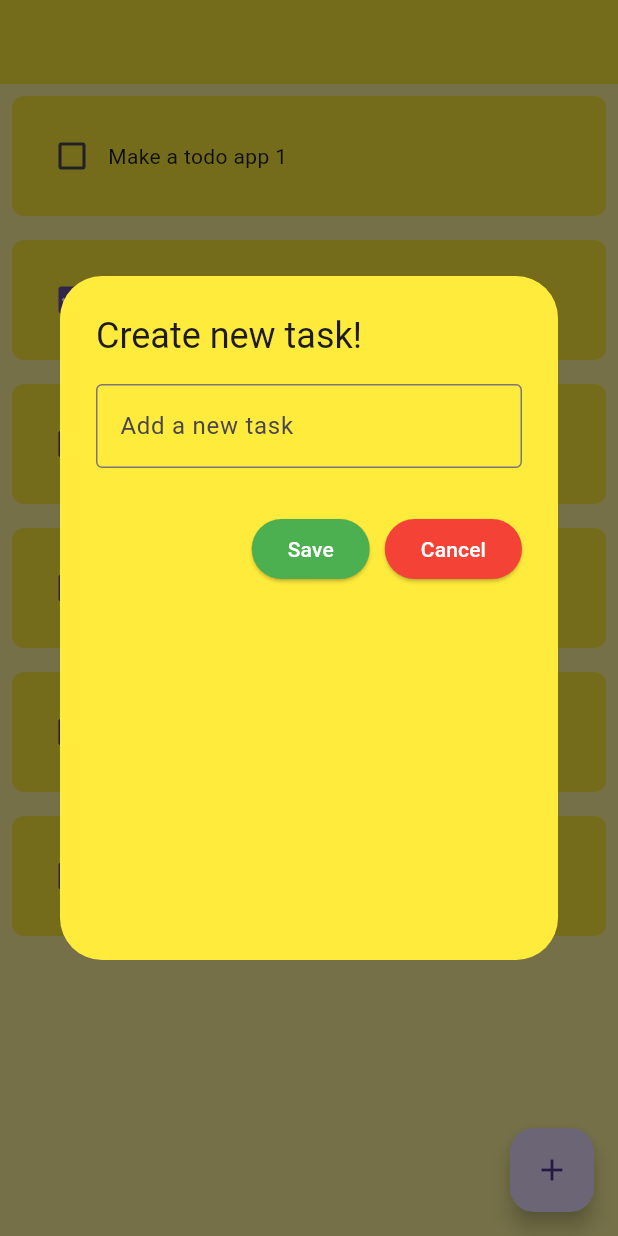
After one commit to DinhKhacDien0903/Lean-Flutter, a Flutter app: the screen it shows after launch, after a tap on the "add" icon, on a phone screen of 412 x 824 dp. The commit adds this screen. Run offline on Flutter 3.47's test engine with Material 3 defaults, Android fonts, the phone set to English and light mode, and no system bars.

Commit message:
add and cancel item

```diff
--- a/flutter_tutorial/lib/pages/home_page.dart
+++ b/flutter_tutorial/lib/pages/home_page.dart
@@ -1,4 +1,5 @@
 import 'package:flutter/material.dart';
+import 'package:flutter_tutorial/utils/dialog_box.dart';
 import 'package:flutter_tutorial/utils/todoTile.dart';
 
 class HomePage extends StatefulWidget {
@@ -12,9 +13,9 @@ class _HomePageState extends State<HomePage> {
   List todoList = [
     ["Make a todo app 1", false],
     ["Make a todo app 2", true],
-    ["Make a todo app 3", true],
+    ["Make a todo app 3", false],
     ["Make a todo app 4", true],
-    ["Make a todo app 5", true],
+    ["Make a todo app 5", false],
     ["Make a todo app 6", true],
   ];
 
@@ -24,11 +25,41 @@ class _HomePageState extends State<HomePage> {
     });
   }
 
+  TextEditingController textController = TextEditingController();
+
+  void onSave() {
+    setState(() {
+      todoList.add([textController.text, false]);
+      textController.clear();
+      Navigator.of(context).pop();
+    });
+  }
+
+  void onCancel() {
+    textController.clear();
+    Navigator.of(context).pop();
+  }
+
+  void createNewTask() {
+    showDialog(
+      context: context,
+      builder: (context) => DialogBox(
+        controller: textController,
+        onSave: onSave,
+        onCancel: onCancel,
+      ),
+    );
+  }
+
   @override
   Widget build(BuildContext context) {
     return Scaffold(
       backgroundColor: Colors.yellow[200],
       appBar: AppBar(),
+      floatingActionButton: FloatingActionButton(
+        onPressed: () => createNewTask(),
+        child: Icon(Icons.add),
+      ),
       body: ListView.builder(
         itemCount: todoList.length,
         itemBuilder: (context, index) {
--- /dev/null
+++ b/flutter_tutorial/lib/utils/dialog_box.dart
@@ -0,0 +1,57 @@
+import 'package:flutter/material.dart';
+import 'package:flutter_tutorial/utils/my_button.dart';
+
+class DialogBox extends StatelessWidget {
+  final TextEditingController controller;
+  final VoidCallback onSave;
+  final VoidCallback onCancel;
+  DialogBox({
+    super.key,
+    required this.controller,
+    required this.onSave,
+    required this.onCancel,
+  });
+
+  @override
+  Widget build(BuildContext context) {
+    return AlertDialog(
+      title: Text("Create new task!"),
+      backgroundColor: Colors.yellow,
+      content: Container(
+        height: 360,
+        width: 300,
+        child: Column(
+          spacing: 30,
+          children: [
+            TextField(
+              controller: controller,
+              decoration: InputDecoration(
+                border: OutlineInputBorder(),
+                hintText: "Add a new task",
+              ),
+            ),
+            Row(
+              spacing: 10,
+              mainAxisAlignment: MainAxisAlignment.end,
+              children: [
+                MyButton(
+                  displayText: "Save",
+                  onPressed: onSave,
+                  backgroundColor: Colors.green,
+                  textColor: Colors.white,
+                ),
+
+                MyButton(
+                  displayText: "Cancel",
+                  onPressed: onCancel,
+                  backgroundColor: Colors.red,
+                  textColor: Colors.white,
+                ),
+              ],
+            ),
+          ],
+        ),
+      ),
+    );
+  }
+}
--- /dev/null
+++ b/flutter_tutorial/lib/utils/my_button.dart
@@ -0,0 +1,25 @@
+import 'package:flutter/material.dart';
+
+class MyButton extends StatelessWidget {
+  final String displayText;
+  final VoidCallback onPressed;
+  final Color? backgroundColor;
+  final Color? textColor;
+
+  const MyButton({
+    super.key,
+    required this.displayText,
+    required this.onPressed,
+    this.backgroundColor,
+    this.textColor,
+  });
+
+  @override
+  Widget build(BuildContext context) {
+    return ElevatedButton(
+      onPressed: onPressed,
+      style: ElevatedButton.styleFrom(backgroundColor: backgroundColor),
+      child: Text(displayText, style: TextStyle(color: textColor)),
+    );
+  }
+}
```
